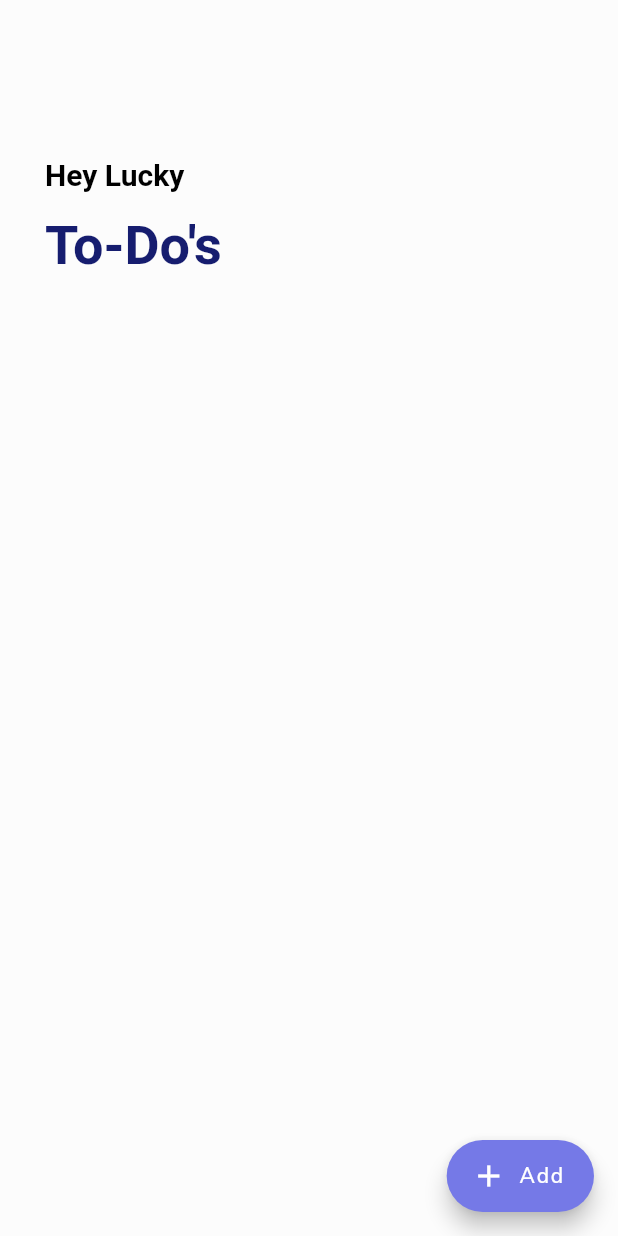
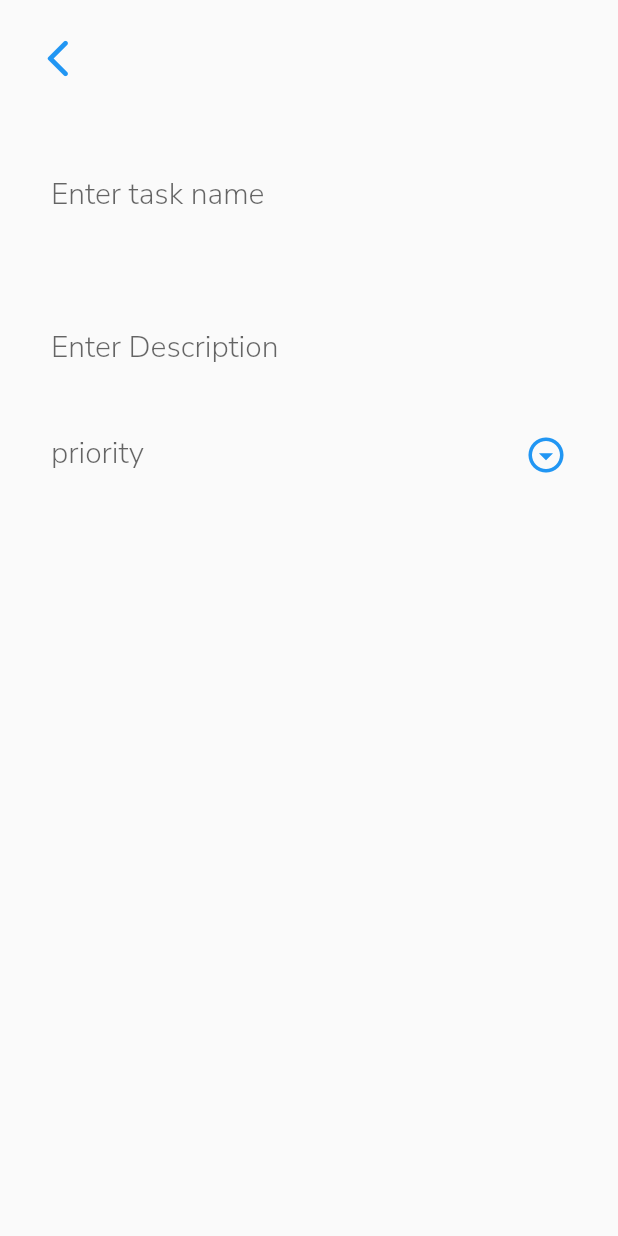
Before and after one commit to Lokesh3152/todo, a Flutter app: the screen it shows after launch, after a tap on "Add", on a phone screen of 412 x 824 dp. Run offline on Flutter 3.47's test engine with Material 2 defaults, Android fonts, the phone set to English and light mode, and no system bars; our stand-ins replace google_fonts.

Commit message:
task page added
taskpage added all working next db should be integrated

```diff
--- a/lib/main.dart
+++ b/lib/main.dart
@@ -15,7 +15,7 @@ class MyApp extends StatelessWidget {
               GoogleFonts.nunitoSansTextTheme(Theme.of(context).textTheme)),
       debugShowCheckedModeBanner: false,
       title: "my todo list",
-      home: homescreen(),
+      home: Homescreen(),
     );
   }
 }
--- a/lib/screens/homescreen.dart
+++ b/lib/screens/homescreen.dart
@@ -1,53 +1,103 @@
 import 'package:flutter/material.dart';
+import 'package:to_dos/screens/taskpage.dart';
 
-class homescreen extends StatefulWidget {
+class Homescreen extends StatefulWidget {
   @override
-  _homescreenState createState() => _homescreenState();
+  _HomescreenState createState() => _HomescreenState();
 }
 
-class _homescreenState extends State<homescreen> {
+class _HomescreenState extends State<Homescreen> {
   Color bg_color = Color(0xffFCFCFC);
   Color title_color = Color(0xff161D6F);
   Color FAB_color = Color(0xff7579E7);
 
+  Widget buildtodo(int index) {
+    return Padding(
+      padding: const EdgeInsets.fromLTRB(35, 5, 5, 5),
+      child: CheckboxListTile(
+        controlAffinity: ListTileControlAffinity.leading,
+        title: Text(
+          "Todo1",
+          style: TextStyle(
+              fontSize: 20, fontWeight: FontWeight.w200, color: Colors.black),
+        ),
+        subtitle: Text("9:30PM-High"),
+        value: false,
+        onChanged: (value) {
+          print("value");
+        },
+        activeColor: Theme.of(context).primaryColor,
+        contentPadding: EdgeInsets.all(0),
+      ),
+    );
+  }
+
   @override
   Widget build(BuildContext context) {
     return Scaffold(
-      body: SafeArea(
-          child: Container(
-              padding: EdgeInsets.symmetric(
-                horizontal: 30,
-                vertical: 100,
+      appBar: AppBar(
+        toolbarHeight: 250,
+        backgroundColor: bg_color,
+        elevation: 0,
+        title: Padding(
+          padding: const EdgeInsets.fromLTRB(30, 80, 10, 0),
+          child: RichText(
+            text: TextSpan(
+                text: "Hey Lucky your's\n",
+                style: TextStyle(
+                  fontSize: 20,
+                  fontWeight: FontWeight.w400,
+                  color: Colors.black,
+                  height: 1,
+                ),
+                children: <TextSpan>[
+                  TextSpan(
+                    text: "To-Do's\n",
+                    style: TextStyle(
+                      fontSize: 46,
+                      fontWeight: FontWeight.bold,
+                      color: title_color,
+                      height: 1.5,
+                    ),
+                  ),
+                  TextSpan(
+                    text: "0/3 Completed",
+                    style: TextStyle(
+                      fontSize: 16,
+                      fontWeight: FontWeight.w200,
+                      color: Colors.black,
+                      height: 3.5,
+                    ),
+                  ),
+                ]),
+          ),
+        ),
+      ),
+      body: ListView.builder(
+        itemCount: 10,
+        itemBuilder: (BuildContext context, int index) {
+          if (index == 0) {
+            return Padding(
+              padding: EdgeInsets.all(10),
+              child: Column(
+                crossAxisAlignment: CrossAxisAlignment.start,
+                children: <Widget>[],
               ),
-              child: RichText(
-                  text: TextSpan(
-                      style: DefaultTextStyle.of(context).style,
-                      children: [
-                    TextSpan(
-                        text: "Hey Lucky\n",
-                        style: TextStyle(
-                            color: Colors.black,
-                            fontWeight: FontWeight.w700,
-                            fontSize: 20,
-                            decoration: TextDecoration.none,
-                            height: 1.5)),
-                    TextSpan(
-                        text: "To-Do's",
-                        style: TextStyle(
-                            color: title_color,
-                            fontWeight: FontWeight.bold,
-                            fontSize: 36,
-                            height: 1.6,
-                            decoration: TextDecoration.none))
-                  ]))
-              //  Text(
-              //   "Hey Lucky",
-              //   style: TextStyle(fontWeight: FontWeight.w700, fontSize: 18),
-              // ),
-              )),
+            );
+          }
+          return buildtodo(index);
+        },
+      ),
       backgroundColor: bg_color,
+
+      //FAB
       floatingActionButton: FloatingActionButton.extended(
-        onPressed: () {},
+        onPressed: () {
+          Navigator.push(
+            context,
+            MaterialPageRoute(builder: (context) => Taskpage()),
+          );
+        },
         label: Text("Add"),
         icon: Icon(Icons.add),
         backgroundColor: FAB_color,
--- /dev/null
+++ b/lib/screens/taskpage.dart
@@ -0,0 +1,119 @@
+import 'package:flutter/material.dart';
+import 'package:flutter/scheduler.dart';
+
+class Taskpage extends StatefulWidget {
+  @override
+  _TaskpageState createState() => _TaskpageState();
+}
+
+class _TaskpageState extends State<Taskpage> {
+  final _formkey = GlobalKey<FormState>();
+  String _title = '';
+  String _desc = '';
+  String _priority;
+  DateTime _date = DateTime.now();
+
+  final List<String> _priorites = ['none', 'low', 'medium', 'high'];
+
+  @override
+  Widget build(BuildContext context) {
+    return Scaffold(
+      body: GestureDetector(
+        onTap: () => FocusScope.of(context).unfocus(),
+        child: SingleChildScrollView(
+          child: SafeArea(
+            child: Padding(
+              padding: const EdgeInsets.all(24.0),
+              child: Column(
+                crossAxisAlignment: CrossAxisAlignment.start,
+                children: <Widget>[
+                  GestureDetector(
+                    onTap: () => Navigator.pop(context),
+                    child: Icon(
+                      Icons.arrow_back_ios_rounded,
+                      size: 30,
+                      color: Theme.of(context).primaryColor,
+                    ),
+                  ),
+                  Form(
+                    key: _formkey,
+                    child: Column(
+                      children: <Widget>[
+                        Padding(
+                          padding: const EdgeInsets.symmetric(
+                              horizontal: 10.0, vertical: 50.0),
+                          child: TextFormField(
+                            decoration: InputDecoration(
+                                hintText: 'Enter task name',
+                                border: InputBorder.none),
+                            style: TextStyle(
+                              fontSize: 20,
+                              fontWeight: FontWeight.w300,
+                            ),
+                          ),
+                        ),
+                        Padding(
+                          padding: const EdgeInsets.symmetric(
+                              horizontal: 10.0, vertical: 1.0),
+                          child: TextFormField(
+                            keyboardType: TextInputType.multiline,
+                            maxLines: null,
+                            decoration: InputDecoration(
+                                hintText: 'Enter Description',
+                                border: InputBorder.none),
+                            style: TextStyle(
+                              fontSize: 20,
+                              fontWeight: FontWeight.w300,
+                            ),
+                          ),
+                        ),
+                        Padding(
+                          padding: const EdgeInsets.symmetric(
+                              horizontal: 10.0, vertical: 10.0),
+                          child: DropdownButtonFormField(
+                            icon: Icon(Icons.arrow_drop_down_circle_outlined),
+                            iconSize: 28,
+                            iconEnabledColor: Theme.of(context).primaryColor,
+                            items: _priorites.map((String priority) {
+                              return DropdownMenuItem(
+                                value: priority,
+                                child: Text(
+                                  priority,
+                                  style: TextStyle(
+                                    color: Colors.black,
+                                    fontSize: 20,
+                                  ),
+                                ),
+                              );
+                            }).toList(), //map
+                            style: TextStyle(fontSize: 20),
+                            decoration: InputDecoration(
+                              labelText: 'priority',
+                              labelStyle: TextStyle(
+                                fontSize: 20,
+                                fontWeight: FontWeight.w300,
+                              ),
+                              border: InputBorder.none,
+                            ),
+                            validator: (input) =>
+                                _priority == null ? 'select priority' : null,
+                            onChanged: (value) {
+                              setState(() {
+                                _priority = value;
+                              });
+                            },
+                            value: _priority,
+                          ),
+                        )
+                      ],
+                    ),
+                  )
+                ],
+              ),
+            ),
+          ),
+        ),
+      ),
+    );
+  }
+}
```
